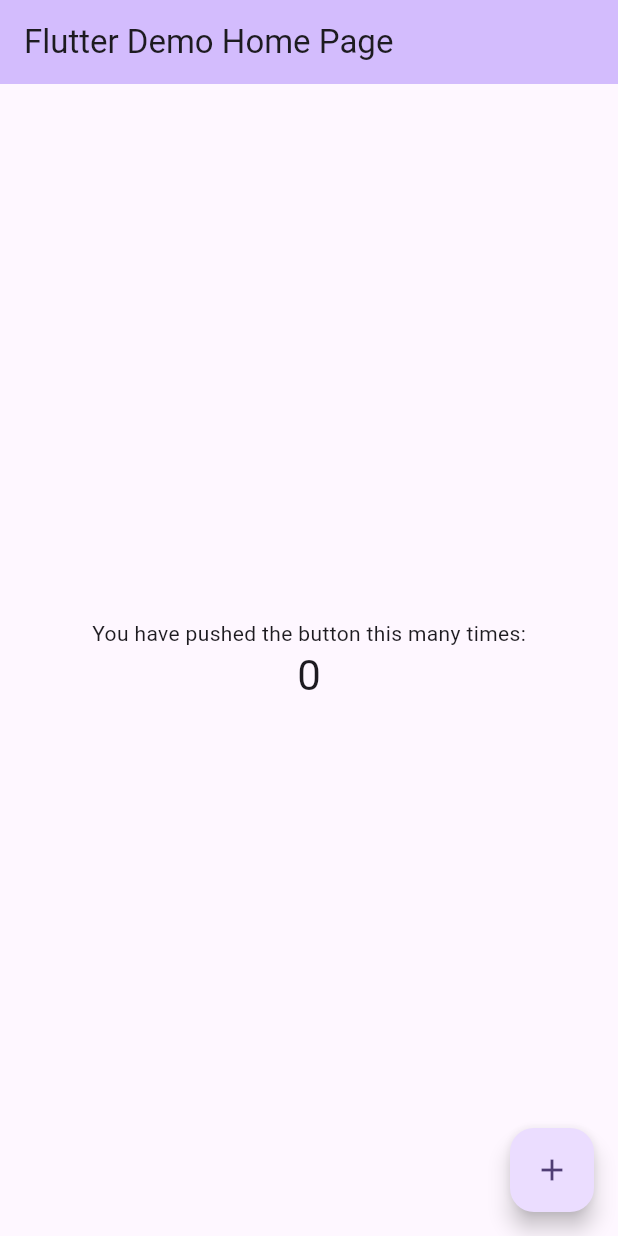
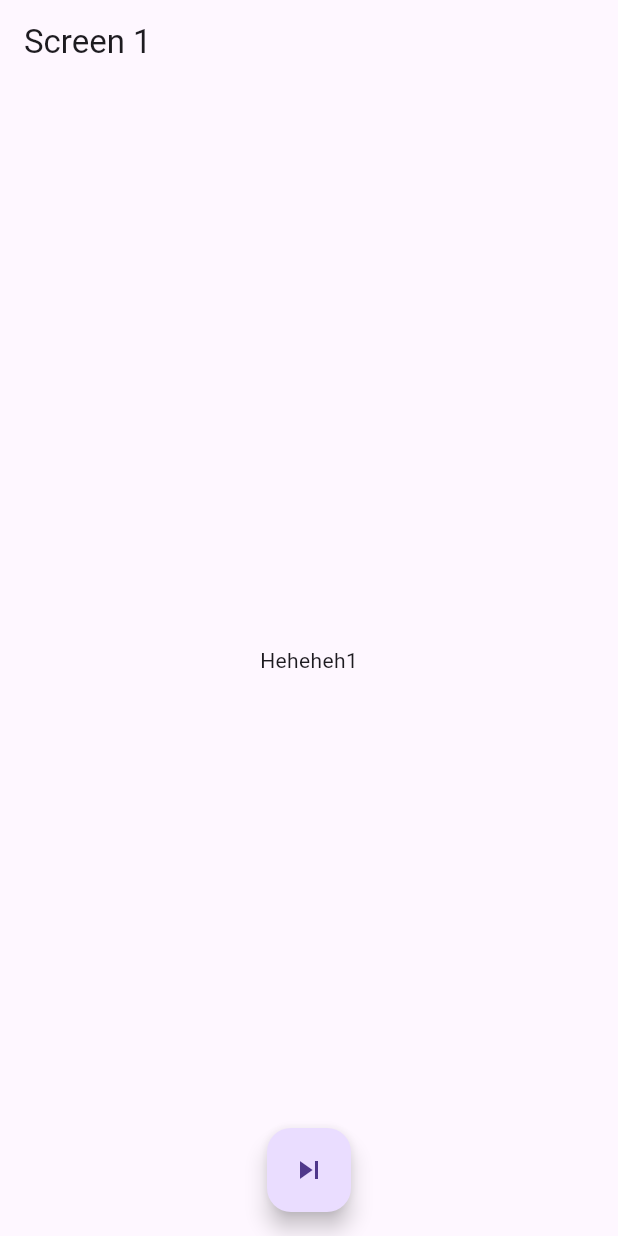
Before and after one commit to FaustaAkbar/learnFlutter2, a Flutter app: the screen it shows after launch, on a phone screen of 412 x 824 dp. Run offline on Flutter 3.47's test engine with Material 3 defaults, Android fonts, the phone set to English and light mode, and no system bars.

Commit message:
[final] route 1 material has ended

```diff
--- a/lib/main.dart
+++ b/lib/main.dart
@@ -1,125 +1,17 @@
+import 'package:application2/routes/Screen1.dart';
 import 'package:flutter/material.dart';
 
 void main() {
-  runApp(const MyApp());
+  runApp(MyApp());
 }
 
 class MyApp extends StatelessWidget {
-  const MyApp({super.key});
-
-  // This widget is the root of your application.
   @override
   Widget build(BuildContext context) {
+    // TODO: implement build
     return MaterialApp(
-      title: 'Flutter Demo',
-      theme: ThemeData(
-        // This is the theme of your application.
-        //
-        // TRY THIS: Try running your application with "flutter run". You'll see
-        // the application has a purple toolbar. Then, without quitting the app,
-        // try changing the seedColor in the colorScheme below to Colors.green
-        // and then invoke "hot reload" (save your changes or press the "hot
-        // reload" button in a Flutter-supported IDE, or press "r" if you used
-        // the command line to start the app).
-        //
-        // Notice that the counter didn't reset back to zero; the application
-        // state is not lost during the reload. To reset the state, use hot
-        // restart instead.
-        //
-        // This works for code too, not just values: Most code changes can be
-        // tested with just a hot reload.
-        colorScheme: ColorScheme.fromSeed(seedColor: Colors.deepPurple),
-        useMaterial3: true,
-      ),
-      home: const MyHomePage(title: 'Flutter Demo Home Page'),
+      debugShowCheckedModeBanner: false,
+      home: Screen1(),
     );
   }
 }
-
-class MyHomePage extends StatefulWidget {
-  const MyHomePage({super.key, required this.title});
-
-  // This widget is the home page of your application. It is stateful, meaning
-  // that it has a State object (defined below) that contains fields that affect
-  // how it looks.
-
-  // This class is the configuration for the state. It holds the values (in this
-  // case the title) provided by the parent (in this case the App widget) and
-  // used by the build method of the State. Fields in a Widget subclass are
-  // always marked "final".
-
-  final String title;
-
-  @override
-  State<MyHomePage> createState() => _MyHomePageState();
-}
-
-class _MyHomePageState extends State<MyHomePage> {
-  int _counter = 0;
-
-  void _incrementCounter() {
-    setState(() {
-      // This call to setState tells the Flutter framework that something has
-      // changed in this State, which causes it to rerun the build method below
-      // so that the display can reflect the updated values. If we changed
-      // _counter without calling setState(), then the build method would not be
-      // called again, and so nothing would appear to happen.
-      _counter++;
-    });
-  }
-
-  @override
-  Widget build(BuildContext context) {
-    // This method is rerun every time setState is called, for instance as done
-    // by the _incrementCounter method above.
-    //
-    // The Flutter framework has been optimized to make rerunning build methods
-    // fast, so that you can just rebuild anything that needs updating rather
-    // than having to individually change instances of widgets.
-    return Scaffold(
-      appBar: AppBar(
-        // TRY THIS: Try changing the color here to a specific color (to
-        // Colors.amber, perhaps?) and trigger a hot reload to see the AppBar
-        // change color while the other colors stay the same.
-        backgroundColor: Theme.of(context).colorScheme.inversePrimary,
-        // Here we take the value from the MyHomePage object that was created by
-        // the App.build method, and use it to set our appbar title.
-        title: Text(widget.title),
-      ),
-      body: Center(
-        // Center is a layout widget. It takes a single child and positions it
-        // in the middle of the parent.
-        child: Column(
-          // Column is also a layout widget. It takes a list of children and
-          // arranges them vertically. By default, it sizes itself to fit its
-          // children horizontally, and tries to be as tall as its parent.
-          //
-          // Column has various properties to control how it sizes itself and
-          // how it positions its children. Here we use mainAxisAlignment to
-          // center the children vertically; the main axis here is the vertical
-          // axis because Columns are vertical (the cross axis would be
-          // horizontal).
-          //
-          // TRY THIS: Invoke "debug painting" (choose the "Toggle Debug Paint"
-          // action in the IDE, or press "p" in the console), to see the
-          // wireframe for each widget.
-          mainAxisAlignment: MainAxisAlignment.center,
-          children: <Widget>[
-            const Text(
-              'You have pushed the button this many times:',
-            ),
-            Text(
-              '$_counter',
-              style: Theme.of(context).textTheme.headlineMedium,
-            ),
-          ],
-        ),
-      ),
-      floatingActionButton: FloatingActionButton(
-        onPressed: _incrementCounter,
-        tooltip: 'Increment',
-        child: const Icon(Icons.add),
-      ), // This trailing comma makes auto-formatting nicer for build methods.
-    );
-  }
-}
--- /dev/null
+++ b/lib/routes/Screen1.dart
@@ -0,0 +1,30 @@
+import 'package:flutter/material.dart';
+import 'Screen2.dart';
+
+class Screen1 extends StatelessWidget {
+  @override
+  Widget build(BuildContext context) {
+    // TODO: implement build
+    return Scaffold(
+      appBar: AppBar(
+        title: Text("Screen 1"),
+      ),
+      body: Center(
+        child: Text("Heheheh1"),
+      ),
+      floatingActionButton: FloatingActionButton(
+        onPressed: () {
+          /* Navigator.of(context).push(MaterialPageRoute(builder: (context) {//Bisa menggunakan push dan pop
+            return Screen2();
+          })); */
+          Navigator.of(context)
+              .pushReplacement(MaterialPageRoute(builder: (contex) {
+            return Screen2();
+          }));
+        },
+        child: Icon(Icons.skip_next),
+      ),
+      floatingActionButtonLocation: FloatingActionButtonLocation.centerFloat,
+    );
+  }
+}
```
Also changed, not shown: lib/routes/Screen2.dart (added, +32 -0 lines).
